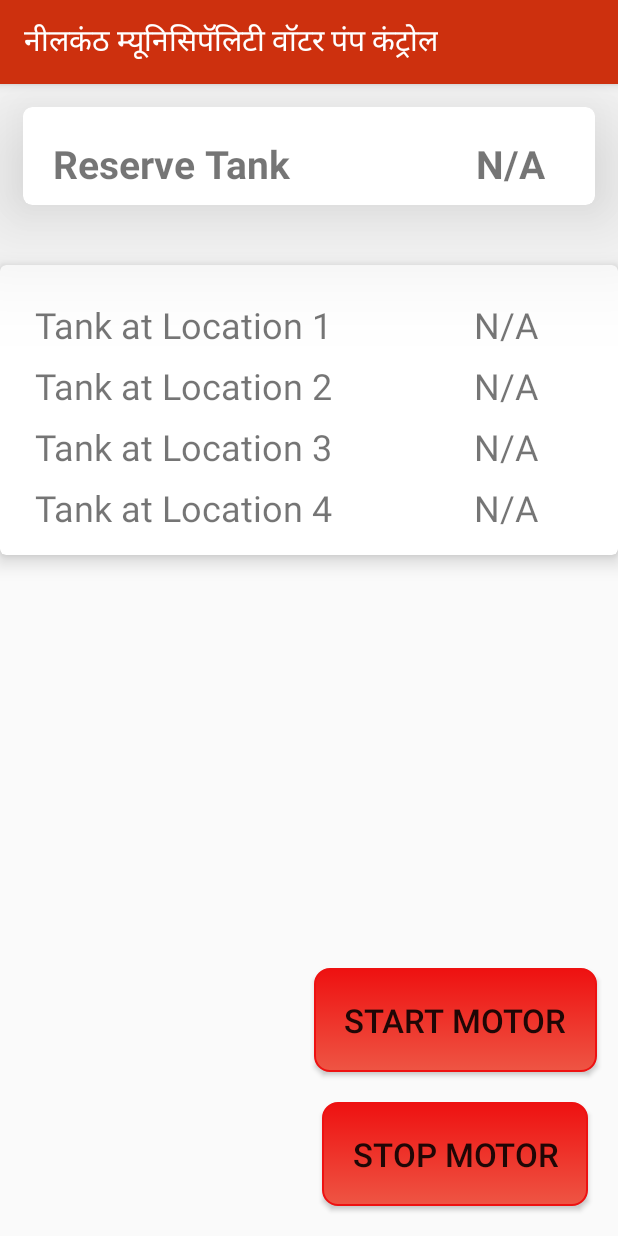
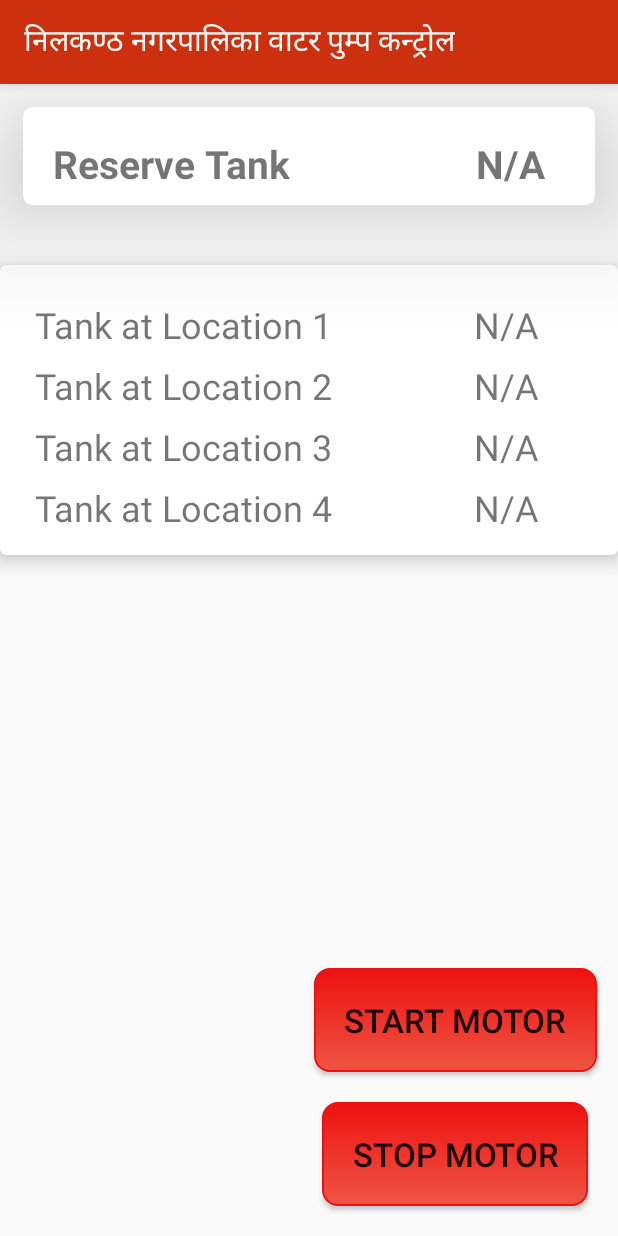
Before and after one commit to kanxuravi/water-tank-control, an Android app: the screen it shows after launch (MainActivity), on a phone screen of 412 x 824 dp. Run offline under Robolectric (Android 15) with nearby library versions, the phone set to English and light mode, and no system bars; libraries missing offline, so code that uses them is left out: com.tbruyelle.rxpermissions2.

Commit message:
recieved incoming message and sender differently and brought in main class to work on and showing the message in Reserve tank

```diff
--- a/app/src/main/java/com/example/rantext/MainActivity.java
+++ b/app/src/main/java/com/example/rantext/MainActivity.java
@@ -9,21 +9,33 @@ import android.telephony.SmsManager;
 import android.util.Size;
 import android.view.View;
 import android.widget.Button;
+import android.widget.TextView;
 import android.widget.Toast;
 import com.tbruyelle.rxpermissions2.RxPermissions;
 
 public class MainActivity extends AppCompatActivity
 {
     Button send1, send0;
+    TextView reserve, location1, location2, location3, location4;
     @Override
 
     protected void onCreate(Bundle savedInstanceState)
     {
         super.onCreate(savedInstanceState);
         setContentView(R.layout.activity_main);
-        setTitle("नीलकंठ म्यूनिसिपॅलिटी वॉटर पंप कंट्रोल");
+        setTitle("निलकण्ठ नगरपालिका वाटर पुम्प कन्ट्रोल");
         send1 = findViewById(R.id.btn1);
         send0 = findViewById(R.id.btn0);
+        reserve = findViewById(R.id.reserve);
+        location1 = findViewById(R.id.location1);
+        location2 = findViewById(R.id.location2);
+        location3 = findViewById(R.id.location3);
+        location4 = findViewById(R.id.location4);
+
+        if(receivedmno.equals("+9779816207311"))
+        {
+            reserve.setText(receivedChar);
+        }
 
         try
         {
@@ -103,4 +115,18 @@ public class MainActivity extends AppCompatActivity
 
     }
 
-}
+    public String charReceiver(){
+        SmsBroadcastReceiver sms = new SmsBroadcastReceiver();
+        return sms.characters;
+    }
+    String receivedChar = charReceiver();
+
+    public String mnoReceiver(){
+        SmsBroadcastReceiver no = new SmsBroadcastReceiver();
+        return no.sender;
+    }
+    String receivedmno = mnoReceiver();
+
+
+
+    }
--- a/app/src/main/java/com/example/rantext/SmsBroadcastReceiver.java
+++ b/app/src/main/java/com/example/rantext/SmsBroadcastReceiver.java
@@ -10,6 +10,10 @@ import android.widget.Toast;
 public class SmsBroadcastReceiver extends BroadcastReceiver
 {
     public static final String SMS_BUNDLE = "pdus";
+    public String smsMessageView = "";
+    public String sender = "";
+    public String characters = "";
+
     @Override
 
     public void onReceive(Context context, Intent intent)
@@ -17,22 +21,23 @@ public class SmsBroadcastReceiver extends BroadcastReceiver
         Bundle intentExtras = intent.getExtras();
         if (intentExtras != null) {
             Object[] sms = (Object[]) intentExtras.get(SMS_BUNDLE);
-            String smsMessageStr = "";
+
             for (int i = 0; i < sms.length; ++i)
             {
                 SmsMessage smsMessage = SmsMessage.createFromPdu((byte[]) sms[i]);
-
                 String smsBody = smsMessage.getMessageBody();
                 String address = smsMessage.getOriginatingAddress();
 
-                smsMessageStr += "SMS From: " + address + "\n";
-                smsMessageStr += smsBody + "\n";
+                smsMessageView += "SMS From: " + address + "\n";
+                smsMessageView += smsBody + "\n";
+                characters = smsBody;
+                sender = address;
+
             }
 
-
-            Toast.makeText(context, smsMessageStr, Toast.LENGTH_SHORT).show();
-
+            Toast.makeText(context, smsMessageView, Toast.LENGTH_SHORT).show();
 
         }
     }
+
 }
--- a/app/src/main/res/layout/activity_main.xml
+++ b/app/src/main/res/layout/activity_main.xml
@@ -38,6 +38,7 @@
                 app:layout_constraintTop_toTopOf="parent" />
 
             <TextView
+                android:id="@+id/reserve"
                 android:layout_width="96dp"
                 android:layout_height="wrap_content"
                 android:layout_margin="10dp"
```
